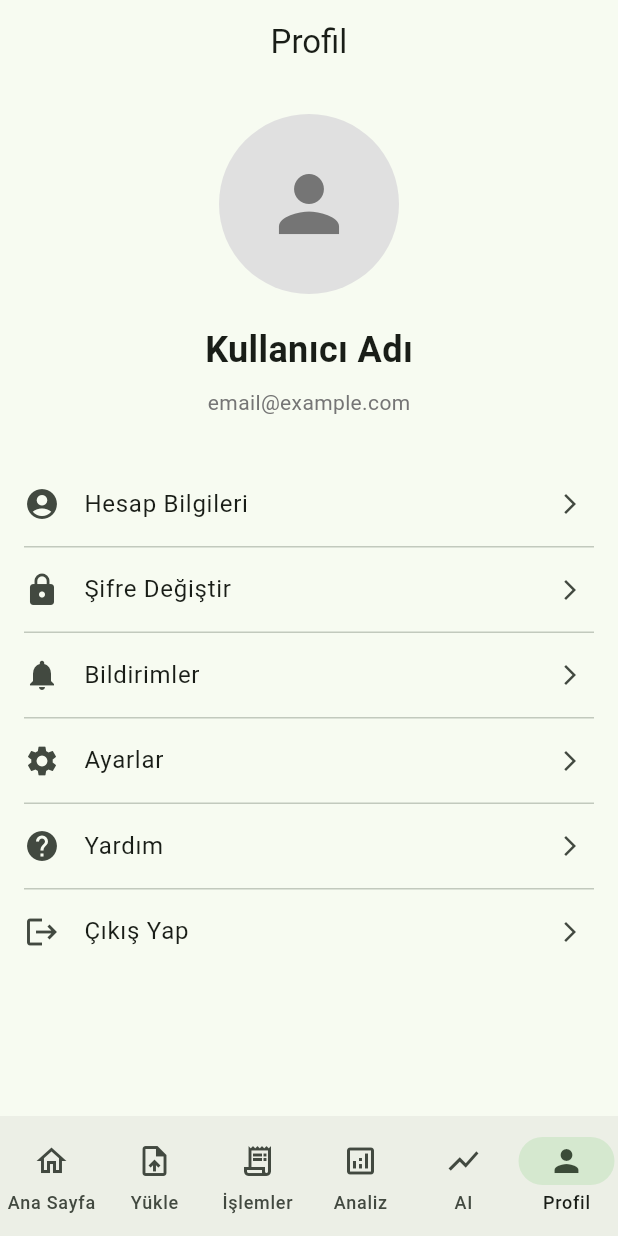
After one commit to ezgikarakazan/FinancialCoach.ai, a Flutter app: the screen it shows after launch, item 6 of the bottom bar chosen, on a phone screen of 412 x 824 dp. The commit adds this screen. Run offline on Flutter 3.47's test engine with Material 3 defaults, Android fonts, the phone set to English and light mode, and no system bars; our stand-ins replace file_picker, fl_chart; network calls fail.

Commit message:
Add new screens, widgets and API service
Add analytics, prediction, profile and transactions screens and new UI widgets (expense_pie_chart, trend_line_chart). Move/add API service to lib/services/api_service.dart and update main_screen. Update backend main.py. Also include updates to generated .dart_tool Chrome-device files and pubspec (dependencies) changes.

```diff
--- a/flutter_application_1/lib/screens/main_screen.dart
+++ b/flutter_application_1/lib/screens/main_screen.dart
@@ -1,6 +1,10 @@
 import 'package:flutter/material.dart';
 import 'dashboard_screen.dart';
 import 'upload_screen.dart';
+import 'transactions_screen.dart';
+import 'analytics_screen.dart';
+import 'prediction_screen.dart';
+import 'profile_screen.dart';
 
 class MainScreen extends StatefulWidget {
   const MainScreen({super.key});
@@ -16,8 +20,10 @@ class _MainScreenState extends State<MainScreen> {
   final List<Widget> pages = const [
     DashboardScreen(),
     UploadScreen(),
-    Center(child: Text("Analizler")),
-    Center(child: Text("Profil")),
+    TransactionsScreen(),
+    AnalyticsScreen(),
+    PredictionScreen(),
+    ProfilScreen(),
   ];
 
   @override
@@ -44,10 +50,20 @@ class _MainScreenState extends State<MainScreen> {
             label: "Yükle",
           ),
           NavigationDestination(
+            icon: Icon(Icons.receipt_long_outlined),
+            selectedIcon: Icon(Icons.receipt_long),
+            label: "İşlemler",
+          ),
+          NavigationDestination(
             icon: Icon(Icons.analytics_outlined),
             selectedIcon: Icon(Icons.analytics),
             label: "Analiz",
           ),
+            NavigationDestination(
+              icon: Icon(Icons.show_chart_outlined),
+              selectedIcon: Icon(Icons.show_chart),
+              label: "AI",
+            ),
           NavigationDestination(
             icon: Icon(Icons.person_outline),
             selectedIcon: Icon(Icons.person),
--- /dev/null
+++ b/flutter_application_1/lib/screens/profile_screen.dart
@@ -0,0 +1,114 @@
+import 'package:flutter/material.dart';
+
+class ProfilScreen extends StatefulWidget {
+  const ProfilScreen({Key? key}) : super(key: key);
+
+  @override
+  State<ProfilScreen> createState() => _ProfilScreenState();
+}
+
+class _ProfilScreenState extends State<ProfilScreen> {
+  @override
+  Widget build(BuildContext context) {
+    return Scaffold(
+      appBar: AppBar(
+        title: const Text('Profil'),
+        centerTitle: true,
+        elevation: 0,
+      ),
+      body: SingleChildScrollView(
+        child: Column(
+          children: [
+            const SizedBox(height: 20),
+            // Profile Picture
+            Center(
+              child: CircleAvatar(
+                radius: 60,
+                backgroundColor: Colors.grey[300],
+                child: Icon(
+                  Icons.person,
+                  size: 60,
+                  color: Colors.grey[600],
+                ),
+              ),
+            ),
+            const SizedBox(height: 20),
+            // User Name
+            const Text(
+              'Kullanıcı Adı',
+              style: TextStyle(
+                fontSize: 24,
+                fontWeight: FontWeight.bold,
+              ),
+            ),
+            const SizedBox(height: 8),
+            Text(
+              'email@example.com',
+              style: TextStyle(
+                fontSize: 14,
+                color: Colors.grey[600],
+              ),
+            ),
+            const SizedBox(height: 30),
+            // Profile Options
+            _buildProfileOption(
+              icon: Icons.account_circle,
+              title: 'Hesap Bilgileri',
+              onTap: () {},
+            ),
+            _buildProfileOption(
+              icon: Icons.lock,
+              title: 'Şifre Değiştir',
+              onTap: () {},
+            ),
+            _buildProfileOption(
+              icon: Icons.notifications,
+              title: 'Bildirimler',
+              onTap: () {},
+            ),
+            _buildProfileOption(
+              icon: Icons.settings,
+              title: 'Ayarlar',
+              onTap: () {},
+            ),
+            _buildProfileOption(
+              icon: Icons.help,
+              title: 'Yardım',
+              onTap: () {},
+            ),
+            _buildProfileOption(
+              icon: Icons.logout,
+              title: 'Çıkış Yap',
+              onTap: () {},
+              isLast: true,
+            ),
+          ],
+        ),
+      ),
+    );
+  }
+
+  Widget _buildProfileOption({
+    required IconData icon,
+    required String title,
+    required VoidCallback onTap,
+    bool isLast = false,
+  }) {
+    return Column(
+      children: [
+        ListTile(
+          leading: Icon(icon),
+          title: Text(title),
+          trailing: const Icon(Icons.arrow_forward_ios, size: 16),
+          onTap: onTap,
+        ),
+        if (!isLast)
+          Divider(
+            height: 1,
+            indent: 16,
+            endIndent: 16,
+          ),
+      ],
+    );
+  }
+}
--- a/flutter_application_1/pubspec.yaml
+++ b/flutter_application_1/pubspec.yaml
@@ -36,6 +36,7 @@ dependencies:
   cupertino_icons: ^1.0.8
   file_picker: ^10.1.9
   http: ^1.2.2
+  fl_chart: ^1.0.0
 
 dev_dependencies:
   flutter_test:
```
Also changed, not shown: flutter_application_1/lib/screens/analytics_screen.dart (added, +217 -0 lines), flutter_application_1/lib/screens/api_service.dart (deleted, +0 -19 lines), flutter_application_1/lib/screens/prediction_screen.dart (added, +168 -0 lines), flutter_application_1/lib/screens/transactions_screen.dart (added, +52 -0 lines), flutter_application_1/lib/services/api_service.dart (added, +40 -0 lines), flutter_application_1/lib/widgets/expense_pie_chart.dart (added, +29 -0 lines), flutter_application_1/lib/widgets/trend_line_chart.dart (added, +35 -0 lines), flutter_application_1/pubspec.lock, 2 other files.
